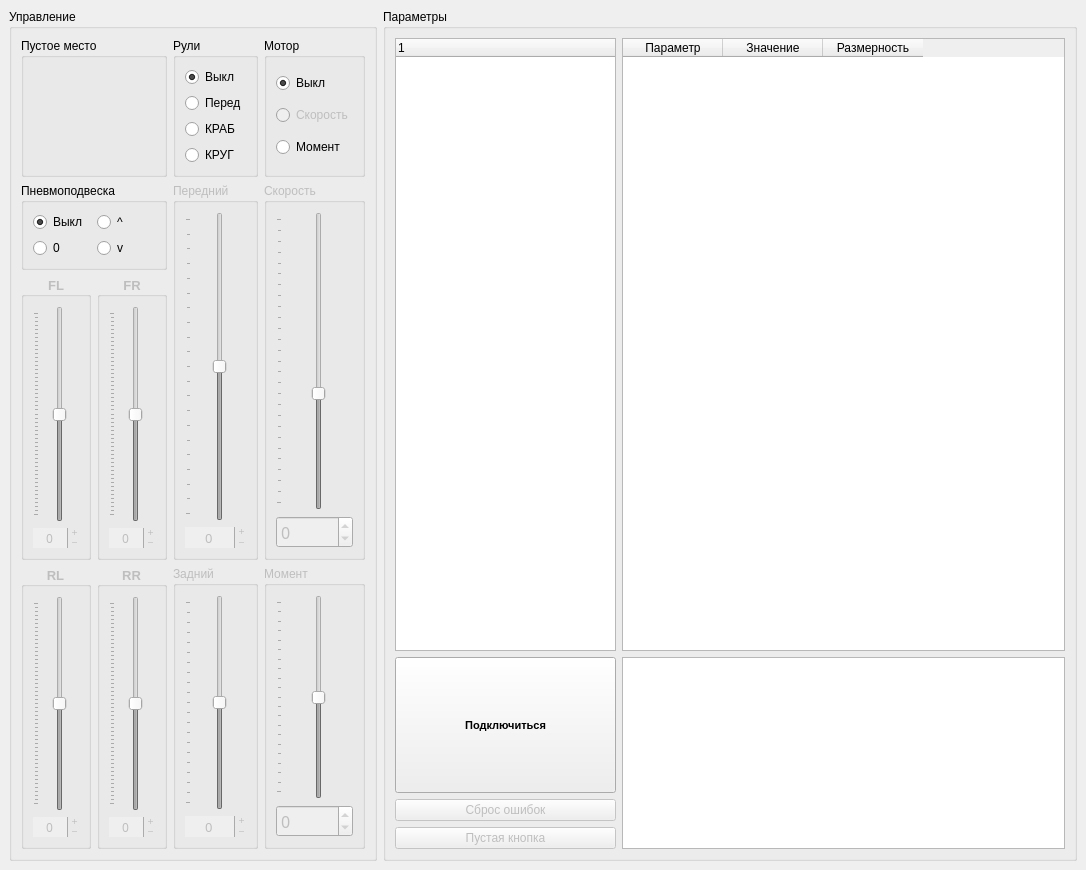
Above: VMU_monitor_v2.ui from hochu-leto/EVIS before the change. Below: the same form after it.
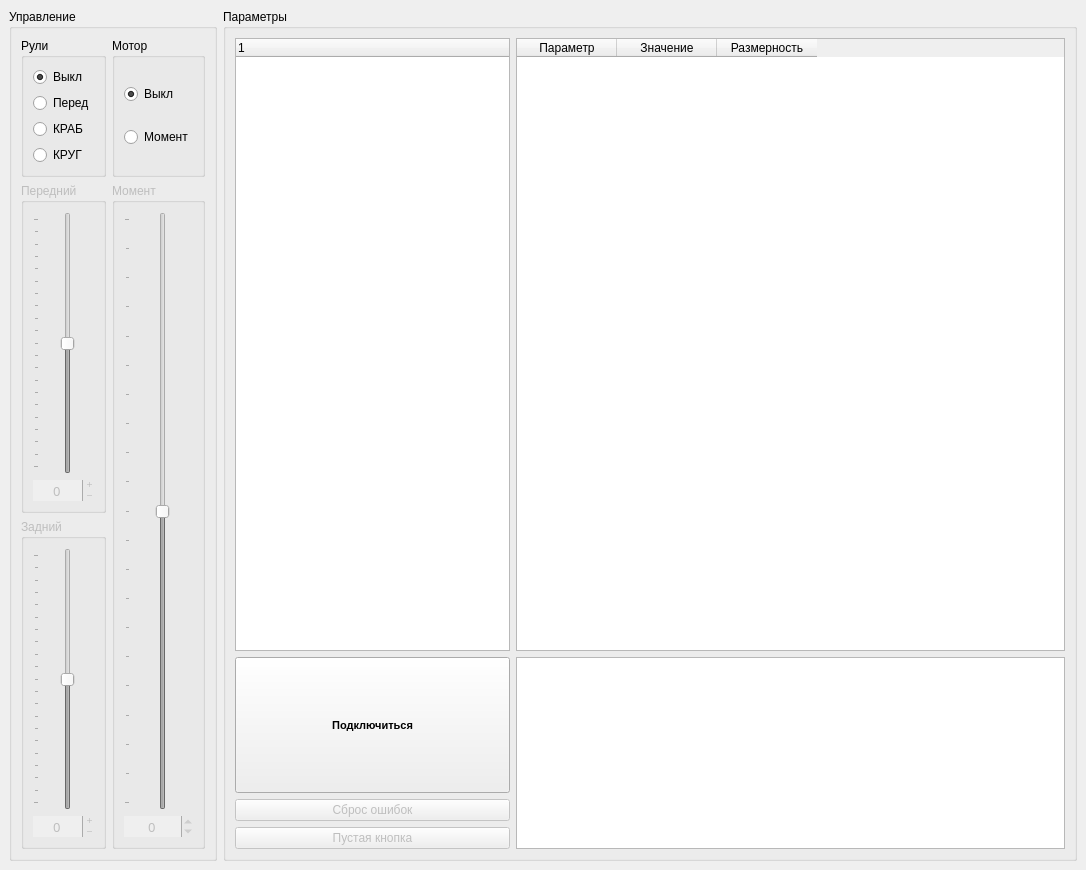
That is the form after the change.

```diff
--- a/VMU_monitor_v2.ui
+++ b/VMU_monitor_v2.ui
@@ -30,7 +30,7 @@
     <item>
      <widget class="QGroupBox" name="command_box">
       <property name="sizePolicy">
-       <sizepolicy hsizetype="Preferred" vsizetype="Minimum">
+       <sizepolicy hsizetype="Maximum" vsizetype="Minimum">
         <horstretch>0</horstretch>
         <verstretch>0</verstretch>
        </sizepolicy>
@@ -47,555 +47,8 @@
       <property name="alignment">
        <set>Qt::AlignLeading|Qt::AlignLeft|Qt::AlignTop</set>
       </property>
-      <layout class="QGridLayout" name="gridLayout_3" rowstretch="0,0,0,0,0,0,0,0,0,0" columnstretch="0,0,0,0,0,0,0">
-       <item row="1" column="0" colspan="2">
-        <widget class="QGroupBox" name="suspesion_box">
-         <property name="enabled">
-          <bool>true</bool>
-         </property>
-         <property name="sizePolicy">
-          <sizepolicy hsizetype="Preferred" vsizetype="Maximum">
-           <horstretch>0</horstretch>
-           <verstretch>0</verstretch>
-          </sizepolicy>
-         </property>
-         <property name="title">
-          <string>Пневмоподвеска</string>
-         </property>
-         <property name="alignment">
-          <set>Qt::AlignLeading|Qt::AlignLeft|Qt::AlignTop</set>
-         </property>
-         <layout class="QGridLayout" name="gridLayout">
-          <item row="0" column="0">
-           <widget class="QRadioButton" name="sus_off_rb">
-            <property name="enabled">
-             <bool>true</bool>
-            </property>
-            <property name="text">
-             <string>Выкл</string>
-            </property>
-            <property name="checked">
-             <bool>true</bool>
-            </property>
-            <attribute name="buttonGroup">
-             <string notr="true">buttonGroup_2</string>
-            </attribute>
-           </widget>
-          </item>
-          <item row="0" column="1">
-           <widget class="QRadioButton" name="max_pos_sus_rb">
-            <property name="enabled">
-             <bool>true</bool>
-            </property>
-            <property name="styleSheet">
-             <string notr="true">U+21EA
-</string>
-            </property>
-            <property name="text">
-             <string>^</string>
-            </property>
-            <attribute name="buttonGroup">
-             <string notr="true">buttonGroup_2</string>
-            </attribute>
-           </widget>
-          </item>
-          <item row="1" column="0">
-           <widget class="QRadioButton" name="zero_pos_sus_rb">
-            <property name="enabled">
-             <bool>true</bool>
-            </property>
-            <property name="text">
-             <string>0</string>
-            </property>
-            <property name="checked">
-             <bool>false</bool>
-            </property>
-            <attribute name="buttonGroup">
-             <string notr="true">buttonGroup_2</string>
-            </attribute>
-           </widget>
-          </item>
-          <item row="1" column="1">
-           <widget class="QRadioButton" name="min_pos_sus_rb">
-            <property name="enabled">
-             <bool>true</bool>
-            </property>
-            <property name="text">
-             <string>v</string>
-            </property>
-            <attribute name="buttonGroup">
-             <string notr="true">buttonGroup_2</string>
-            </attribute>
-           </widget>
-          </item>
-         </layout>
-        </widget>
-       </item>
-       <item row="2" column="0">
-        <widget class="QGroupBox" name="fl_sus_box">
-         <property name="enabled">
-          <bool>false</bool>
-         </property>
-         <property name="font">
-          <font>
-           <family>Arial</family>
-           <pointsize>10</pointsize>
-           <weight>75</weight>
-           <bold>true</bold>
-          </font>
-         </property>
-         <property name="title">
-          <string>FL</string>
-         </property>
-         <property name="alignment">
-          <set>Qt::AlignCenter</set>
-         </property>
-         <layout class="QVBoxLayout" name="verticalLayout_7">
-          <item>
-           <widget class="QSlider" name="fl_sus_slider">
-            <property name="sizePolicy">
-             <sizepolicy hsizetype="Preferred" vsizetype="Expanding">
-              <horstretch>0</horstretch>
-              <verstretch>0</verstretch>
-             </sizepolicy>
-            </property>
-            <property name="font">
-             <font>
-              <family>Impact</family>
-              <pointsize>10</pointsize>
-             </font>
-            </property>
-            <property name="minimum">
-             <number>-250</number>
-            </property>
-            <property name="maximum">
-             <number>250</number>
-            </property>
-            <property name="singleStep">
-             <number>10</number>
-            </property>
-            <property name="pageStep">
-             <number>50</number>
-            </property>
-            <property name="tracking">
-             <bool>false</bool>
-            </property>
-            <property name="orientation">
-             <enum>Qt::Vertical</enum>
-            </property>
-            <property name="tickPosition">
-             <enum>QSlider::TicksAbove</enum>
-            </property>
-           </widget>
-          </item>
-          <item>
-           <widget class="QSpinBox" name="fl_sus_spinbox">
-            <property name="font">
-             <font>
-              <family>Impact</family>
-              <pointsize>9</pointsize>
-              <weight>50</weight>
-              <bold>false</bold>
-             </font>
-            </property>
-            <property name="frame">
-             <bool>false</bool>
-            </property>
-            <property name="alignment">
-             <set>Qt::AlignCenter</set>
-            </property>
-            <property name="readOnly">
-             <bool>false</bool>
-            </property>
-            <property name="buttonSymbols">
-             <enum>QAbstractSpinBox::PlusMinus</enum>
-            </property>
-            <property name="keyboardTracking">
-             <bool>false</bool>
-            </property>
-            <property name="minimum">
-             <number>-250</number>
-            </property>
-            <property name="maximum">
-             <number>250</number>
-            </property>
-            <property name="singleStep">
-             <number>10</number>
-            </property>
-           </widget>
-          </item>
-         </layout>
-        </widget>
-       </item>
-       <item row="3" column="1">
-        <widget class="QGroupBox" name="rr_sus_box">
-         <property name="enabled">
-          <bool>false</bool>
-         </property>
-         <property name="sizePolicy">
-          <sizepolicy hsizetype="Preferred" vsizetype="Minimum">
-           <horstretch>0</horstretch>
-           <verstretch>0</verstretch>
-          </sizepolicy>
-         </property>
-         <property name="font">
-          <font>
-           <family>Arial</family>
-           <pointsize>10</pointsize>
-           <weight>75</weight>
-           <bold>true</bold>
-          </font>
-         </property>
-         <property name="title">
-          <string>RR</string>
-         </property>
-         <property name="alignment">
-          <set>Qt::AlignCenter</set>
-         </property>
-         <layout class="QVBoxLayout" name="verticalLayout_9">
-          <item>
-           <widget class="QSlider" name="rr_sus_slider">
-            <property name="sizePolicy">
-             <sizepolicy hsizetype="Preferred" vsizetype="Expanding">
-              <horstretch>0</horstretch>
-              <verstretch>0</verstretch>
-             </sizepolicy>
-            </property>
-            <property name="font">
-             <font>
-              <family>Impact</family>
-              <pointsize>10</pointsize>
-             </font>
-            </property>
-            <property name="minimum">
-             <number>-250</number>
-            </property>
-            <property name="maximum">
-             <number>250</number>
-            </property>
-            <property name="singleStep">
-             <number>10</number>
-            </property>
-            <property name="pageStep">
-             <number>50</number>
-            </property>
-            <property name="tracking">
-             <bool>false</bool>
-            </property>
-            <property name="orientation">
-             <enum>Qt::Vertical</enum>
-            </property>
-            <property name="tickPosition">
-             <enum>QSlider::TicksAbove</enum>
-            </property>
-           </widget>
-          </item>
-          <item>
-           <widget class="QSpinBox" name="rr_sus_spinbox">
-            <property name="font">
-             <font>
-              <family>Impact</family>
-              <pointsize>9</pointsize>
-              <weight>50</weight>
-              <bold>false</bold>
-             </font>
-            </property>
-            <property name="frame">
-             <bool>false</bool>
-            </property>
-            <property name="alignment">
-             <set>Qt::AlignCenter</set>
-            </property>
-            <property name="readOnly">
-             <bool>false</bool>
-            </property>
-            <property name="buttonSymbols">
-             <enum>QAbstractSpinBox::PlusMinus</enum>
-            </property>
-            <property name="keyboardTracking">
-             <bool>false</bool>
-            </property>
-            <property name="minimum">
-             <number>-250</number>
-            </property>
-            <property name="maximum">
-             <number>250</number>
-            </property>
-            <property name="singleStep">
-             <number>10</number>
-            </property>
-           </widget>
-          </item>
-         </layout>
-        </widget>
-       </item>
-       <item row="3" column="0">
-        <widget class="QGroupBox" name="rl_sus_box">
-         <property name="enabled">
-          <bool>false</bool>
-         </property>
-         <property name="sizePolicy">
-          <sizepolicy hsizetype="Preferred" vsizetype="Minimum">
-           <horstretch>0</horstretch>
-           <verstretch>0</verstretch>
-          </sizepolicy>
-         </property>
-         <property name="font">
-          <font>
-           <family>Arial</family>
-           <pointsize>10</pointsize>
-           <weight>75</weight>
-           <bold>true</bold>
-          </font>
-         </property>
-         <property name="title">
-          <string>RL</string>
-         </property>
-         <property name="alignment">
-          <set>Qt::AlignCenter</set>
-         </property>
-         <layout class="QVBoxLayout" name="verticalLayout_8">
-          <item>
-           <widget class="QSlider" name="rl_sus_slider">
-            <property name="sizePolicy">
-             <sizepolicy hsizetype="Preferred" vsizetype="Expanding">
-              <horstretch>0</horstretch>
-              <verstretch>0</verstretch>
-             </sizepolicy>
-            </property>
-            <property name="font">
-             <font>
-              <family>Impact</family>
-              <pointsize>10</pointsize>
-             </font>
-            </property>
-            <property name="minimum">
-             <number>-250</number>
-            </property>
-            <property name="maximum">
-             <number>250</number>
-            </property>
-            <property name="singleStep">
-             <number>10</number>
-            </property>
-            <property name="pageStep">
-             <number>50</number>
-            </property>
-            <property name="tracking">
-             <bool>false</bool>
-            </property>
-            <property name="orientation">
-             <enum>Qt::Vertical</enum>
-            </property>
-            <property name="tickPosition">
-             <enum>QSlider::TicksAbove</enum>
-            </property>
-           </widget>
-          </item>
-          <item>
-           <widget class="QSpinBox" name="rl_sus_spinbox">
-            <property name="font">
-             <font>
-              <family>Impact</family>
-              <pointsize>9</pointsize>
-              <weight>50</weight>
-              <bold>false</bold>
-             </font>
-            </property>
-            <property name="frame">
-             <bool>false</bool>
-            </property>
-            <property name="alignment">
-             <set>Qt::AlignCenter</set>
-            </property>
-            <property name="readOnly">
-             <bool>false</bool>
-            </property>
-            <property name="buttonSymbols">
-             <enum>QAbstractSpinBox::PlusMinus</enum>
-            </property>
-            <property name="keyboardTracking">
-             <bool>false</bool>
-            </property>
-            <property name="minimum">
-             <number>-250</number>
-            </property>
-            <property name="maximum">
-             <number>250</number>
-            </property>
-            <property name="singleStep">
-             <number>10</number>
-            </property>
-           </widget>
-          </item>
-         </layout>
-        </widget>
-       </item>
-       <item row="2" column="1">
-        <widget class="QGroupBox" name="fr_sus_box">
-         <property name="enabled">
-          <bool>false</bool>
-         </property>
-         <property name="font">
-          <font>
-           <family>Arial</family>
-           <pointsize>10</pointsize>
-           <weight>75</weight>
-           <bold>true</bold>
-          </font>
-         </property>
-         <property name="title">
-          <string>FR</string>
-         </property>
-         <property name="alignment">
-          <set>Qt::AlignCenter</set>
-         </property>
-         <layout class="QVBoxLayout" name="verticalLayout_11">
-          <item>
-           <widget class="QSlider" name="fr_sus_slider">
-            <property name="sizePolicy">
-             <sizepolicy hsizetype="Preferred" vsizetype="Expanding">
-              <horstretch>0</horstretch>
-              <verstretch>0</verstretch>
-             </sizepolicy>
-            </property>
-            <property name="font">
-             <font>
-              <family>Impact</family>
-              <pointsize>10</pointsize>
-             </font>
-            </property>
-            <property name="minimum">
-             <number>-250</number>
-            </property>
-            <property name="maximum">
-             <number>250</number>
-            </property>
-            <property name="singleStep">
-             <number>10</number>
-            </property>
-            <property name="pageStep">
-             <number>50</number>
-            </property>
-            <property name="tracking">
-             <bool>false</bool>
-            </property>
-            <property name="orientation">
-             <enum>Qt::Vertical</enum>
-            </property>
-            <property name="tickPosition">
-             <enum>QSlider::TicksAbove</enum>
-            </property>
-           </widget>
-          </item>
-          <item>
-           <widget class="QSpinBox" name="fr_sus_spinbox">
-            <property name="font">
-             <font>
-              <family>Impact</family>
-              <pointsize>9</pointsize>
-              <weight>50</weight>
-              <bold>false</bold>
-             </font>
-            </property>
-            <property name="frame">
-             <bool>false</bool>
-            </property>
-            <property name="alignment">
-             <set>Qt::AlignCenter</set>
-            </property>
-            <property name="readOnly">
-             <bool>false</bool>
-            </property>
-            <property name="buttonSymbols">
-             <enum>QAbstractSpinBox::PlusMinus</enum>
-            </property>
-            <property name="keyboardTracking">
-             <bool>false</bool>
-            </property>
-            <property name="minimum">
-             <number>-250</number>
-            </property>
-            <property name="maximum">
-             <number>250</number>
-            </property>
-            <property name="singleStep">
-             <number>10</number>
-            </property>
-           </widget>
-          </item>
-         </layout>
-        </widget>
-       </item>
-       <item row="3" column="5">
-        <widget class="QGroupBox" name="power_box">
-         <property name="enabled">
-          <bool>false</bool>
-         </property>
-         <property name="sizePolicy">
-          <sizepolicy hsizetype="Preferred" vsizetype="MinimumExpanding">
-           <horstretch>0</horstretch>
-           <verstretch>0</verstretch>
-          </sizepolicy>
-         </property>
-         <property name="title">
-          <string>Момент</string>
-         </property>
-         <layout class="QVBoxLayout" name="verticalLayout_2" stretch="0,0">
-          <item>
-           <widget class="QSlider" name="power_slider">
-            <property name="enabled">
-             <bool>false</bool>
-            </property>
-            <property name="sizePolicy">
-             <sizepolicy hsizetype="Preferred" vsizetype="Expanding">
-              <horstretch>0</horstretch>
-              <verstretch>0</verstretch>
-             </sizepolicy>
-            </property>
-            <property name="layoutDirection">
-             <enum>Qt::LeftToRight</enum>
-            </property>
-            <property name="minimum">
-             <number>-100</number>
-            </property>
-            <property name="maximum">
-             <number>100</number>
-            </property>
-            <property name="value">
-             <number>0</number>
-            </property>
-            <property name="orientation">
-             <enum>Qt::Vertical</enum>
-            </property>
-            <property name="tickPosition">
-             <enum>QSlider::TicksAbove</enum>
-            </property>
-           </widget>
-          </item>
-          <item>
-           <widget class="QSpinBox" name="power_spinbox">
-            <property name="enabled">
-             <bool>false</bool>
-            </property>
-            <property name="font">
-             <font>
-              <family>Impact</family>
-              <pointsize>12</pointsize>
-             </font>
-            </property>
-            <property name="minimum">
-             <number>-100</number>
-            </property>
-            <property name="maximum">
-             <number>100</number>
-            </property>
-           </widget>
-          </item>
-         </layout>
-        </widget>
-       </item>
-       <item row="0" column="4">
+      <layout class="QGridLayout" name="gridLayout">
+       <item row="0" column="0">
         <widget class="QGroupBox" name="steer_mode_box">
          <property name="enabled">
           <bool>true</bool>
@@ -668,7 +121,7 @@
          </layout>
         </widget>
        </item>
-       <item row="0" column="5">
+       <item row="0" column="1">
         <widget class="QGroupBox" name="groupBox">
          <property name="sizePolicy">
           <sizepolicy hsizetype="Preferred" vsizetype="Preferred">
@@ -693,25 +146,6 @@
             </attribute>
            </widget>
           </item>
-          <item>
-           <widget class="QRadioButton" name="speed_rb">
-            <property name="enabled">
-             <bool>false</bool>
-            </property>
-            <property name="text">
-             <string>Скорость</string>
-            </property>
-            <property name="checked">
-             <bool>false</bool>
-            </property>
-            <property name="autoExclusive">
-             <bool>true</bool>
-            </property>
-            <attribute name="buttonGroup">
-             <string notr="true">buttonGroup_3</string>
-            </attribute>
-           </widget>
-          </item>
           <item>
            <widget class="QRadioButton" name="power_rb">
             <property name="enabled">
@@ -734,85 +168,7 @@
          </layout>
         </widget>
        </item>
-       <item row="1" column="5" rowspan="2">
-        <widget class="QGroupBox" name="speed_box">
-         <property name="enabled">
-          <bool>false</bool>
-         </property>
-         <property name="sizePolicy">
-          <sizepolicy hsizetype="Preferred" vsizetype="Minimum">
-           <horstretch>0</horstretch>
-           <verstretch>0</verstretch>
-          </sizepolicy>
-         </property>
-         <property name="title">
-          <string>Скорость</string>
-         </property>
-         <layout class="QVBoxLayout" name="verticalLayout">
-          <item>
-           <widget class="QSlider" name="speed_slider">
-            <property name="enabled">
-             <bool>false</bool>
-            </property>
-            <property name="sizePolicy">
-             <sizepolicy hsizetype="Preferred" vsizetype="Expanding">
-              <horstretch>0</horstretch>
-              <verstretch>0</verstretch>
-             </sizepolicy>
-            </property>
-            <property name="minimum">
-             <number>-5000</number>
-            </property>
-            <property name="maximum">
-             <number>8000</number>
-            </property>
-            <property name="singleStep">
-             <number>100</number>
-            </property>
-            <property name="pageStep">
-             <number>500</number>
-            </property>
-            <property name="orientation">
-             <enum>Qt::Vertical</enum>
-            </property>
-            <property name="tickPosition">
-             <enum>QSlider::TicksAbove</enum>
-            </property>
-           </widget>
-          </item>
-          <item>
-           <widget class="QSpinBox" name="speed_spinbox">
-            <property name="enabled">
-             <bool>false</bool>
-            </property>
-            <property name="font">
-             <font>
-              <family>Impact</family>
-              <pointsize>12</pointsize>
-             </font>
-            </property>
-            <property name="minimum">
-             <number>-5000</number>
-            </property>
-            <property name="maximum">
-             <number>8000</number>
-            </property>
-            <property name="singleStep">
-             <number>100</number>
-            </property>
-           </widget>
-          </item>
-         </layout>
-        </widget>
-       </item>
-       <item row="0" column="0" colspan="2">
-        <widget class="QGroupBox" name="space_box">
-         <property name="title">
-          <string>Пустое место</string>
-         </property>
-        </widget>
-       </item>
-       <item row="3" column="4">
+       <item row="2" column="0">
         <widget class="QGroupBox" name="rear_steer_box">
          <property name="enabled">
           <bool>false</bool>
@@ -886,7 +242,7 @@
          </layout>
         </widget>
        </item>
-       <item row="1" column="4" rowspan="2">
+       <item row="1" column="0">
         <widget class="QGroupBox" name="front_steer_box">
          <property name="enabled">
           <bool>false</bool>
@@ -975,6 +331,80 @@
          </layout>
         </widget>
        </item>
+       <item row="1" column="1" rowspan="2">
+        <widget class="QGroupBox" name="power_box">
+         <property name="enabled">
+          <bool>false</bool>
+         </property>
+         <property name="sizePolicy">
+          <sizepolicy hsizetype="Preferred" vsizetype="MinimumExpanding">
+           <horstretch>0</horstretch>
+           <verstretch>0</verstretch>
+          </sizepolicy>
+         </property>
+         <property name="title">
+          <string>Момент</string>
+         </property>
+         <layout class="QVBoxLayout" name="verticalLayout_2" stretch="0,0">
+          <item>
+           <widget class="QSlider" name="power_slider">
+            <property name="enabled">
+             <bool>false</bool>
+            </property>
+            <property name="sizePolicy">
+             <sizepolicy hsizetype="Preferred" vsizetype="Expanding">
+              <horstretch>0</horstretch>
+              <verstretch>0</verstretch>
+             </sizepolicy>
+            </property>
+            <property name="layoutDirection">
+             <enum>Qt::LeftToRight</enum>
+            </property>
+            <property name="minimum">
+             <number>-100</number>
+            </property>
+            <property name="maximum">
+             <number>100</number>
+            </property>
+            <property name="value">
+             <number>0</number>
+            </property>
+            <property name="orientation">
+             <enum>Qt::Vertical</enum>
+            </property>
+            <property name="tickPosition">
+             <enum>QSlider::TicksAbove</enum>
+            </property>
+           </widget>
+          </item>
+          <item>
+           <widget class="QSpinBox" name="power_spinbox">
+            <property name="enabled">
+             <bool>false</bool>
+            </property>
+            <property name="font">
+             <font>
+              <family>Impact</family>
+              <pointsize>10</pointsize>
+             </font>
+            </property>
+            <property name="frame">
+             <bool>false</bool>
+            </property>
+            <property name="alignment">
+             <set>Qt::AlignCenter</set>
+            </property>
+            <property name="minimum">
+             <number>-100</number>
+            </property>
+            <property name="maximum">
+             <number>100</number>
+            </property>
+           </widget>
+          </item>
+         </layout>
+        </widget>
+       </item>
       </layout>
      </widget>
     </item>
```
Left out of the diff: 2 changed lines with no effect on the pictures.
